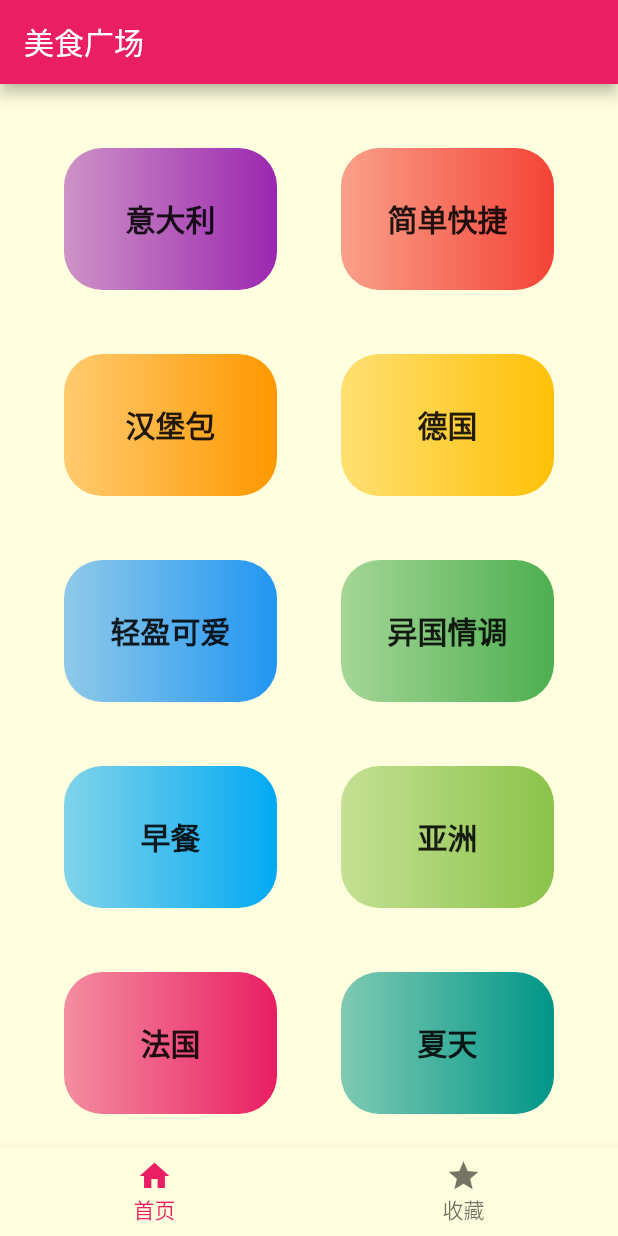
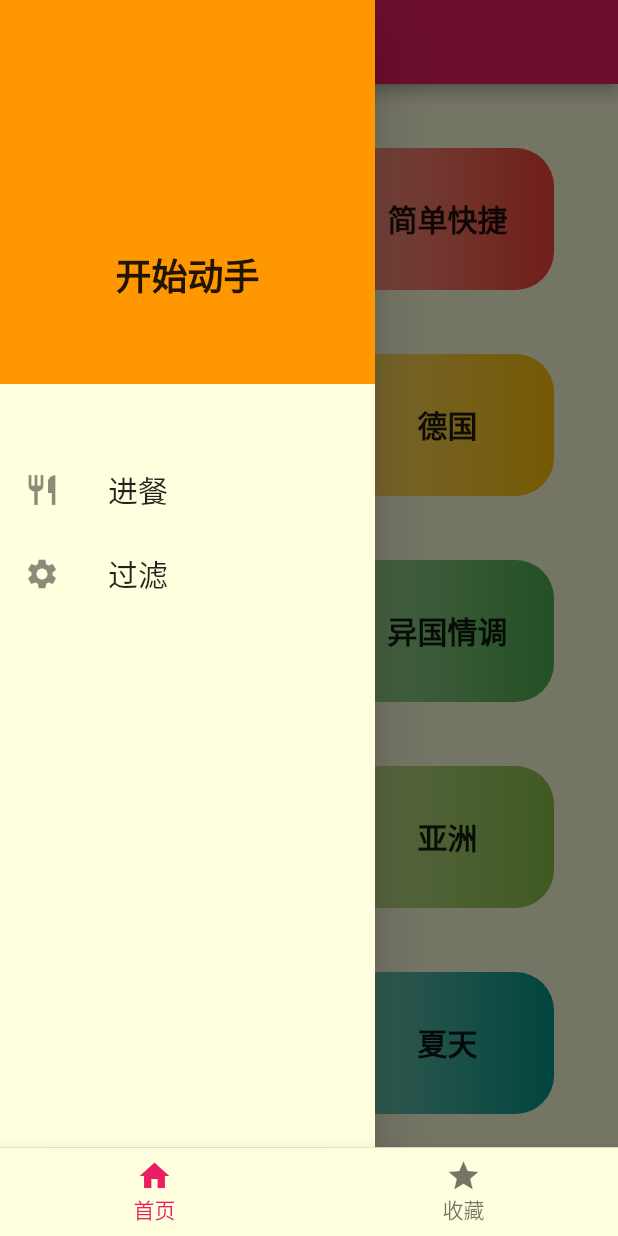
Before and after one commit to Zachary790/favorcate, a Flutter app: the screen it shows after launch, with the side drawer open (before the commit the screen has no drawer), on a phone screen of 412 x 824 dp. Run offline on Flutter 3.47's test engine with Material 2 defaults, Android fonts, the phone set to English and light mode, and no system bars.

Commit message:
收藏功能实现

```diff
--- a/lib/ui/pages/faver/faver.dart
+++ b/lib/ui/pages/faver/faver.dart
@@ -1,3 +1,4 @@
+import 'package:favorcate/ui/pages/faver/favor_content.dart';
 import 'package:flutter/material.dart';
 class HYFavorScreen extends StatelessWidget {
   @override
@@ -7,9 +8,7 @@ class HYFavorScreen extends StatelessWidget {
         title: Text("我的收藏"),
       ),
       body: Center(
-        child: Text(
-            "我的收藏"
-        ),
+        child: HYFavorContent(),
       ),
     );
   }
--- a/lib/ui/pages/home/home.dart
+++ b/lib/ui/pages/home/home.dart
@@ -1,13 +1,15 @@
+import 'home_app_bar.dart';
 import 'home_content.dart';
 import 'package:flutter/material.dart';
+
+import 'home_drawer.dart';
 class HYHomeScreen extends StatelessWidget {
   @override
   Widget build(BuildContext context) {
     return Scaffold(
-      appBar: AppBar(
-        title: Text("美食广场"),
-      ),
+      appBar: HYHomeAppBar(context),
       body: HYHomeContent(),
+      drawer: HYHomeDrawer(),
     );
   }
 }
--- /dev/null
+++ b/lib/ui/pages/home/home_drawer.dart
@@ -0,0 +1,39 @@
+import 'package:flutter/material.dart';
+import 'package:favorcate/core/extension/int_extension.dart';
+class HYHomeDrawer extends StatelessWidget {
+  @override
+  Widget build(BuildContext context) {
+    return Container(
+      width: 250,
+      child: Drawer(
+        child: Column(
+          children: [
+            buildHeaderView(context),
+            buildListTile(context, Icon(Icons.restaurant), "进餐", () {
+              Navigator.of(context).pop();
+            }),
+            buildListTile(context, Icon(Icons.settings), "过滤", () {}),
+          ],
+        ),
+      ),
+    );
+  }
+  Widget buildHeaderView(BuildContext context) {
+    return Container(
+      width: double.infinity,
+      height: 120.px,
+      margin: EdgeInsets.only(bottom: 20.px),
+      color: Colors.orange,
+      alignment: Alignment(0, 0.5),
+      child: Text("开始动手", style: Theme.of(context).textTheme.display3.copyWith(fontWeight: FontWeight.bold),),
+    );
+  }
+
+  Widget buildListTile(BuildContext context, Widget icon, String title, Function handler) {
+    return ListTile(
+      leading: icon,
+      title: Text(title,style: Theme.of(context).textTheme.display2,),
+      onTap: handler,
+    );
+  }
+}
--- a/lib/ui/shared/app_theme.dart
+++ b/lib/ui/shared/app_theme.dart
@@ -10,6 +10,7 @@ class HYAppTheme {
 
   static final ThemeData norTheme = ThemeData(
     primarySwatch: Colors.pink,
+    accentColor: Colors.amber,
     canvasColor: Color.fromRGBO(255, 254, 222, 1),
     textTheme: TextTheme(
       body1: TextStyle(fontSize: bodyFontSize, color: Colors.black87),
```
Also changed, not shown: lib/core/viewmodel/favor_view_medel.dart (added, +30 -0 lines), lib/main.dart (+6 -2 lines), lib/ui/pages/detail/detail.dart (+6 -3 lines), lib/ui/pages/detail/detail_content.dart (added, +96 -0 lines), lib/ui/pages/detail/detail_floating_button.dart (added, +23 -0 lines), lib/ui/pages/faver/favor_content.dart (added, +25 -0 lines), lib/ui/pages/home/home_app_bar.dart (added, +16 -0 lines), lib/ui/widgets/meal_item.dart (+24 -2 lines), lib/ui/widgets/operation_item.dart (+13 -7 lines).
